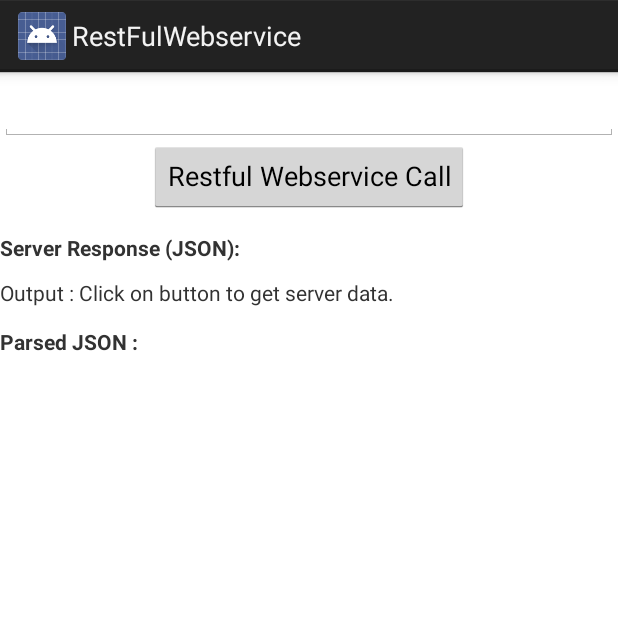
After one commit to km13818/CookPal, an Android app: the RestFulWebservice screen opened directly, with no data from a screen before it, on a phone screen of 412 x 824 dp, the top half of it. The commit adds this screen. Run offline under Robolectric (Android 15) with nearby library versions, the phone set to English and light mode, and no system bars.

Commit message:
json object created and sent to server

```diff
--- a/CookPal/app/src/main/java/cse190/cookpal/HttpPost.java
+++ b/CookPal/app/src/main/java/cse190/cookpal/HttpPost.java
@@ -1,7 +1,6 @@
 package cse190.cookpal;
 
 import android.os.AsyncTask;
-import android.util.Log;
 
 import com.facebook.Request;
 import com.facebook.Response;
--- /dev/null
+++ b/CookPal/app/src/main/res/layout/activity_rest_ful_webservice.xml
@@ -0,0 +1,55 @@
+<?xml version="1.0" encoding="utf-8"?>
+<ScrollView xmlns:android="http://schemas.android.com/apk/res/android"
+    android:fillViewport="true"
+    android:background="#FFFFFF"
+    android:layout_width="fill_parent"
+    android:layout_height="fill_parent" >
+
+    <LinearLayout
+        android:layout_width="fill_parent"
+        android:layout_height="fill_parent"
+        android:orientation="vertical" >
+        <EditText
+            android:paddingTop="20px"
+            android:id="@+id/serverText"
+            android:layout_width="fill_parent"
+            android:layout_height="wrap_content"
+            android:text="" />
+        <Button
+            android:paddingTop="10px"
+            android:id="@+id/GetServerData"
+            android:text="Restful Webservice Call"
+            android:cursorVisible="true"
+            android:clickable="true"
+            android:layout_width="wrap_content"
+            android:layout_height="wrap_content"
+            android:layout_gravity="center_horizontal"
+            />
+        <TextView
+            android:paddingTop="20px"
+            android:textStyle="bold"
+            android:layout_width="fill_parent"
+            android:layout_height="wrap_content"
+            android:text="Server Response (JSON): " />
+        <TextView
+            android:paddingTop="16px"
+            android:id="@+id/output"
+            android:layout_width="fill_parent"
+            android:layout_height="wrap_content"
+            android:text="Output : Click on button to get server data." />
+
+        <TextView
+            android:paddingTop="20px"
+            android:textStyle="bold"
+            android:layout_width="fill_parent"
+            android:layout_height="wrap_content"
+            android:text="Parsed JSON : " />
+        <TextView
+            android:paddingTop="16px"
+            android:id="@+id/jsonParsed"
+            android:layout_width="fill_parent"
+            android:layout_height="wrap_content"
+            />
+
+    </LinearLayout>
+</ScrollView>
--- a/CookPal/app/src/main/res/values/strings.xml
+++ b/CookPal/app/src/main/res/values/strings.xml
@@ -10,5 +10,7 @@
     <string name="title_activity_account">AccountActivity</string>
     <string name="title_activity_test">testActivity</string>
     <string name="settings">Settings</string>
+    <string name="title_activity_test_json">TestJSON</string>
+    <string name="title_activity_rest_ful_webservice">RestFulWebservice</string>
 
 </resources>
```
Also changed, not shown: CookPal/app/src/main/AndroidManifest.xml (+9 -3 lines), CookPal/app/src/main/java/cse190/cookpal/AccountActivity.java (+8 -14 lines), CookPal/app/src/main/java/cse190/cookpal/JSONParser.java (added, +73 -0 lines), CookPal/app/src/main/java/cse190/cookpal/RestFulWebservice.java (added, +215 -0 lines), CookPal/app/src/main/java/cse190/cookpal/TestJSON.java (added, +85 -0 lines), CookPal/app/src/main/res/layout/activity_test_json.xml (added, +26 -0 lines), CookPal/app/src/main/res/menu/rest_ful_webservice.xml (added, +8 -0 lines), CookPal/app/src/main/res/menu/test_json.xml (added, +8 -0 lines), 4 other files.
